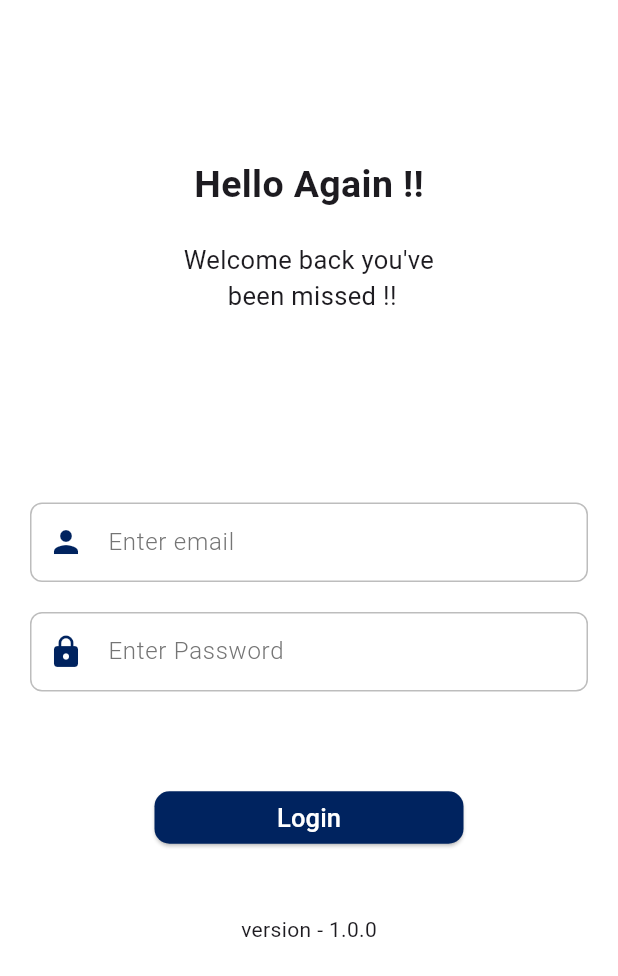
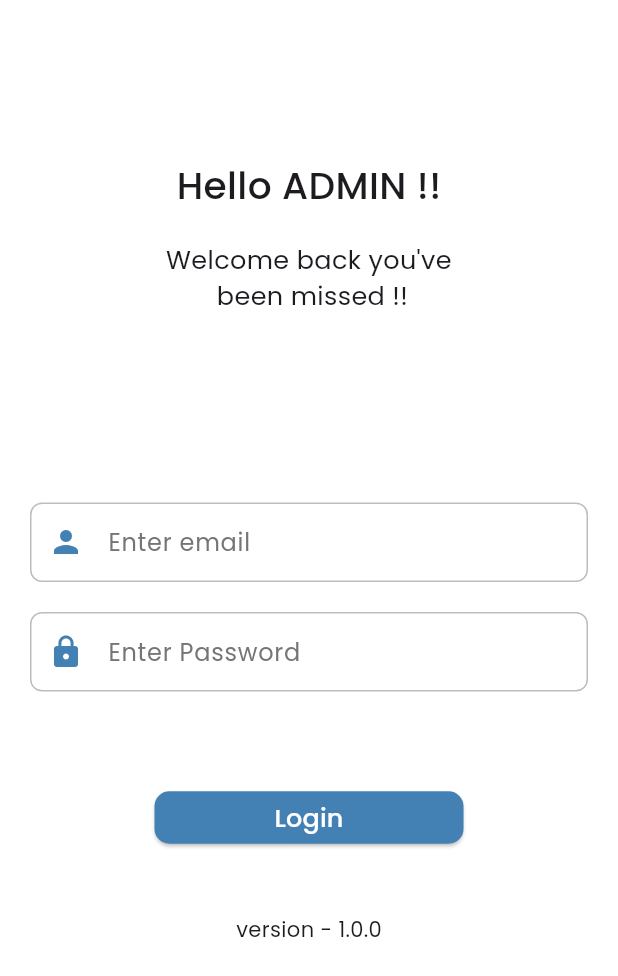
Before and after one commit to chekuthankl13/event_admin_app, a Flutter app: the screen it shows after launch, on a phone screen of 412 x 824 dp. Shown: the top 976 px of the screen. Run offline on Flutter 3.47's test engine with Material 3 defaults, Android fonts, the phone set to English and light mode, and no system bars; our stand-ins replace dartz, flutter_bloc, flutter_easyloading, freezed_annotation, get_it, get_storage and 2 more.

Commit message:
ui updated

```diff
--- a/lib/core/config/config.dart
+++ b/lib/core/config/config.dart
@@ -5,8 +5,9 @@ class Config {
   static Color greyClr = Colors.grey.shade400;
 
   static Color grey2Clr = Colors.grey.shade600;
+  static const violetClr = Color.fromARGB(255, 67, 129, 180);
 
-  static const violetClr = Color.fromARGB(255, 0, 35, 95);
+  static const orangeAccent = Color.fromRGBO(255, 245, 238, 1);
 
   static const redAccentLigthClr = Color.fromARGB(255, 250, 139, 139);
 
@@ -15,5 +16,4 @@ class Config {
   static const loginUrl = "${__baseUrl}admin/login";
 
   static const eventUrl = "${__baseUrl}event";
-
 }
--- a/lib/core/theme/app_theme.dart
+++ b/lib/core/theme/app_theme.dart
@@ -5,7 +5,7 @@ import 'package:flutter/material.dart';
 class AppTheme {
   static ThemeData theme = ThemeData(
     useMaterial3: true,
-    // fontFamily: "Poppins",
+    fontFamily: "Poppins",
     scaffoldBackgroundColor: Colors.white,
     shadowColor: Colors.transparent,
     hoverColor: Colors.black12.withAlpha(5),
--- a/lib/features/auth/presentation/login_screen.dart
+++ b/lib/features/auth/presentation/login_screen.dart
@@ -42,7 +42,7 @@ class _LoginScreenState extends State<LoginScreen> {
                 mainAxisAlignment: MainAxisAlignment.center,
                 children: [
                   Text(
-                    "Hello Again !!",
+                    "Hello ADMIN !!",
                     style: TextStyle(fontSize: 25, fontWeight: FontWeight.w600),
                   ),
                   Text(
```
Also changed, not shown: lib/features/event/presentation/home_screen.dart (+4 -6 lines), pubspec.yaml (+7 -0 lines), assets/fonts/Poppins-Medium.ttf (added), assets/fonts/Poppins-Regular.ttf (added).
